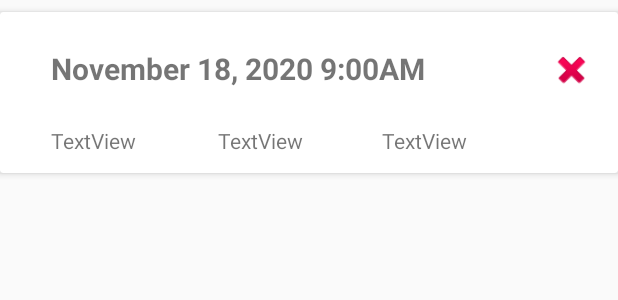
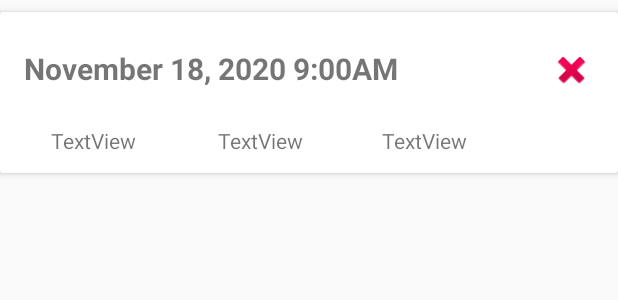
Before and after one commit to NishitAmin/Fit_App, an Android app: the layout list_view.xml on its own in the app's theme, with its tools: preview values and no code run, on a phone screen of 412 x 824 dp. Shown: the top 300 px of the screen. Run offline under Robolectric (Android 15) with nearby library versions, the phone set to English and light mode, and no system bars.

Commit message:
UI updated

```diff
--- a/app/src/main/res/layout/list_view.xml
+++ b/app/src/main/res/layout/list_view.xml
@@ -16,14 +16,14 @@
 
         <TextView
             android:id="@+id/logDate"
-            android:layout_width="299dp"
-            android:layout_height="35dp"
+            android:layout_width="342dp"
+            android:layout_height="32dp"
             android:layout_marginTop="16dp"
             android:text="November 18, 2020 9:00AM"
             android:textSize="20sp"
             android:textStyle="bold"
             app:layout_constraintEnd_toEndOf="parent"
-            app:layout_constraintHorizontal_bias="0.303"
+            app:layout_constraintHorizontal_bias="0.231"
             app:layout_constraintStart_toStartOf="parent"
             app:layout_constraintTop_toTopOf="parent" />
 
```
